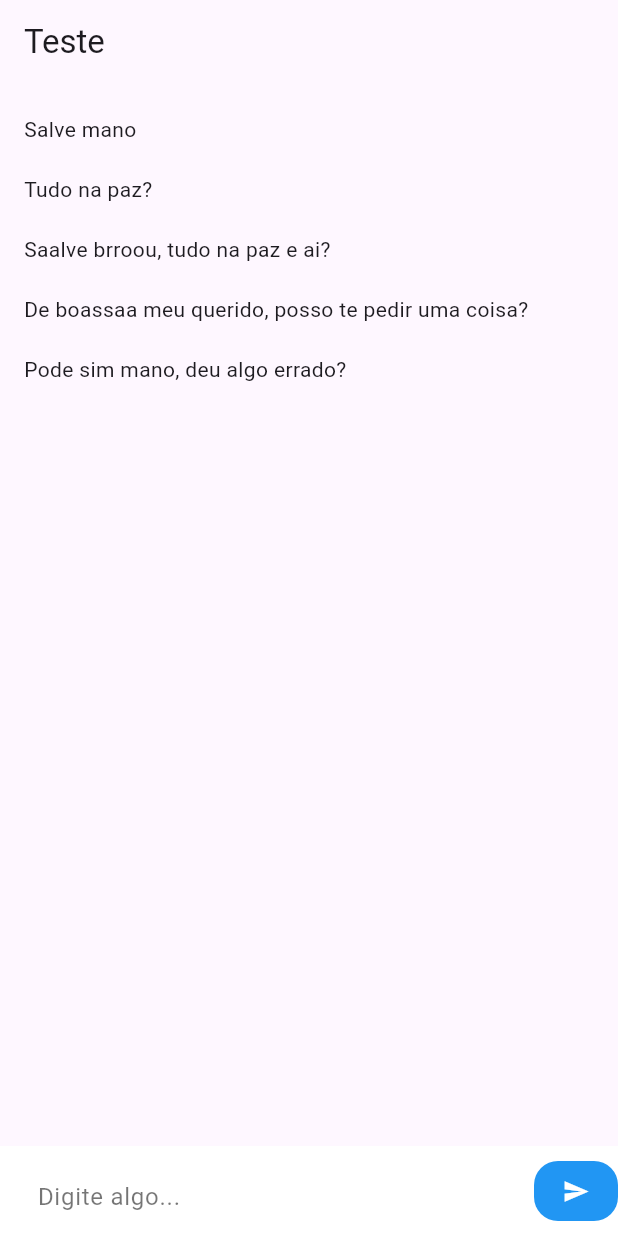
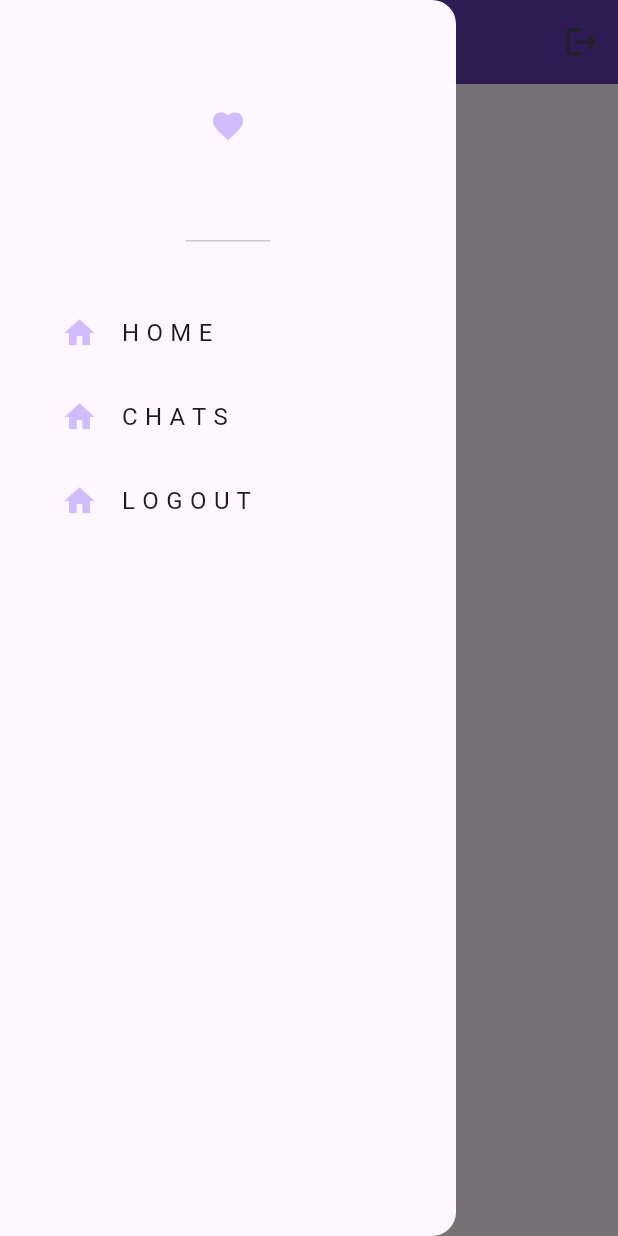
Before and after one commit to GabrielMartinello/search_imoveis, a Flutter app: the screen it shows after launch, with the side drawer open (before the commit the screen has no drawer), on a phone screen of 412 x 824 dp. Run offline on Flutter 3.47's test engine with Material 3 defaults, Android fonts, the phone set to English and light mode, and no system bars.

Commit message:
Estilizando chat e criacao do drawer e home

```diff
--- /dev/null
+++ b/lib/components/menuDrawer.dart
@@ -0,0 +1,67 @@
+import 'package:flutter/material.dart';
+
+class MenuDrawer extends StatelessWidget {
+  const MenuDrawer ({super.key});
+
+  @override
+  Widget build(BuildContext context) {
+      return Drawer(
+        backgroundColor: Theme.of(context).colorScheme.background,
+        child: Column(
+          children: [
+          Column(
+            mainAxisAlignment: MainAxisAlignment.spaceBetween,
+            children: [
+              DrawerHeader(child: Icon(
+                Icons.favorite,
+                color: Theme.of(context).colorScheme.inversePrimary,
+              )),
+              const SizedBox(height: 25),
+
+              Padding(
+                  padding: const EdgeInsets.only(left: 25.0),
+                  child: ListTile(
+                      leading: Icon(
+                          Icons.home,
+                          color: Theme.of(context).colorScheme.inversePrimary),
+                      title: const Text("H O M E"),
+                      onTap: () {
+                        Navigator.pop(context);
+                        Navigator.pushNamed(context, 'home');
+                      }
+                  )
+              ),
+
+              Padding(
+                  padding: const EdgeInsets.only(left: 25.0),
+                  child: ListTile(
+                      leading: Icon(
+                          Icons.home,
+                          color: Theme.of(context).colorScheme.inversePrimary),
+                      title: const Text("C H A T S"),
+                      onTap: () {
+                        Navigator.pop(context);
+                        Navigator.pushNamed(context, 'chat_page');
+                      }
+                  )
+              ),
+            ],
+          ),
+          Padding(
+              padding: const EdgeInsets.only(left: 25, bottom: 25),
+              child: ListTile(
+                  leading: Icon(
+                      Icons.home,
+                      color: Theme.of(context).colorScheme.inversePrimary),
+                  title: const Text("L O G O U T"),
+                  onTap: () {
+                    Navigator.pop(context);
+                  }
+              )
+          ),
+
+
+        ],),
+      );
+  }
+}
--- a/lib/main.dart
+++ b/lib/main.dart
@@ -1,5 +1,6 @@
 import 'package:flutter/material.dart';
 import 'package:search_imoveis/pages/chat.dart';
+import 'package:search_imoveis/pages/home.dart';
 
 void main() {
   runApp(const MyApp());
@@ -17,7 +18,10 @@ class MyApp extends StatelessWidget {
         colorScheme: ColorScheme.fromSeed(seedColor: Colors.deepPurple),
         useMaterial3: true,
       ),
-      home: ChatDetailPage(),
+      home: Home(),
+      routes: {
+        '/chat_page': (context) => ChatDetailPage()
+      }
     );
   }
 }
--- a/lib/pages/chat.dart
+++ b/lib/pages/chat.dart
@@ -32,7 +32,19 @@ class _ChatDetailPageState extends State<ChatDetailPage> {
               itemBuilder: (context, index){
                 return Container(
                   padding: EdgeInsets.only(left: 16,right: 16,top: 10,bottom: 10),
-                  child: Text(messages[index].message),
+                  child: Align(
+                    alignment: (messages[index].send == true ? Alignment.topLeft : Alignment.topRight),
+                    child: Container(
+                      decoration: BoxDecoration(
+                        borderRadius: BorderRadius.circular(20),
+                        color: (messages[index].send == true ? Colors.grey.shade200 : Colors.blue[200])
+                      ),
+                      padding: EdgeInsets.all(16),
+                      child: Text(messages[index].message, style: TextStyle(fontSize: 15),)
+
+                    ),
+                  ),
+
                 );
               },
             ),
--- /dev/null
+++ b/lib/pages/home.dart
@@ -0,0 +1,29 @@
+import 'dart:nativewrappers/_internal/vm/lib/internal_patch.dart';
+
+import 'package:flutter/cupertino.dart';
+import 'package:flutter/material.dart';
+import 'package:search_imoveis/components/menuDrawer.dart';
+
+class Home extends StatelessWidget {
+
+  void logout () {
+    printToConsole("LOGOUUTEE");
+  }
+
+
+  @override
+  Widget build(BuildContext context) {
+    return Scaffold(
+      appBar: AppBar(
+        title: Text("Home Teste"),
+        backgroundColor: Colors.deepPurple,
+        actions: [
+          IconButton(onPressed: logout, icon: Icon(Icons.logout))
+        ],
+      ),
+      drawer: MenuDrawer(),
+    );
+  }
+
+
+}
```
